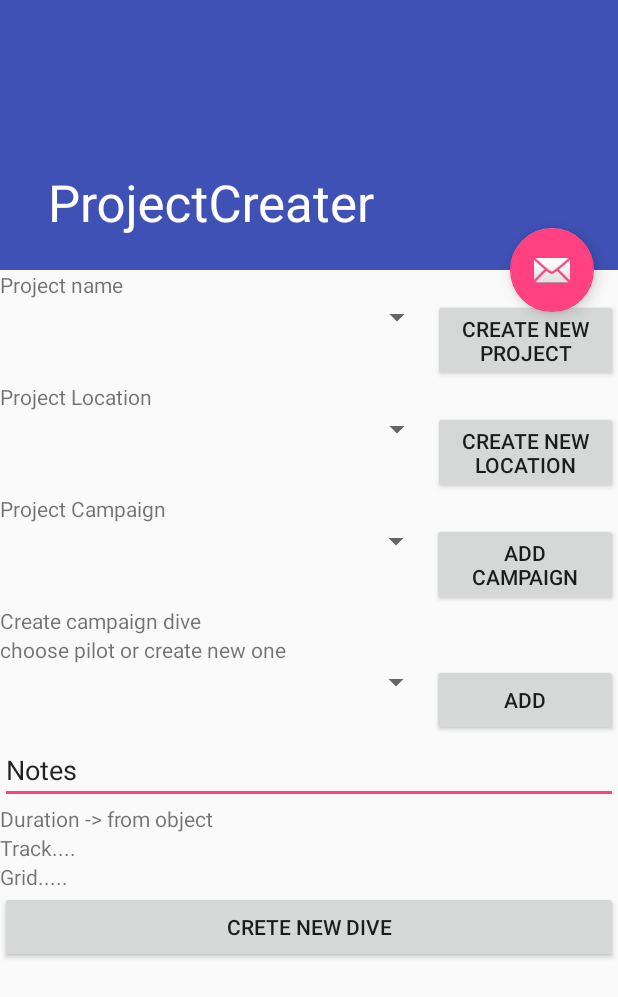
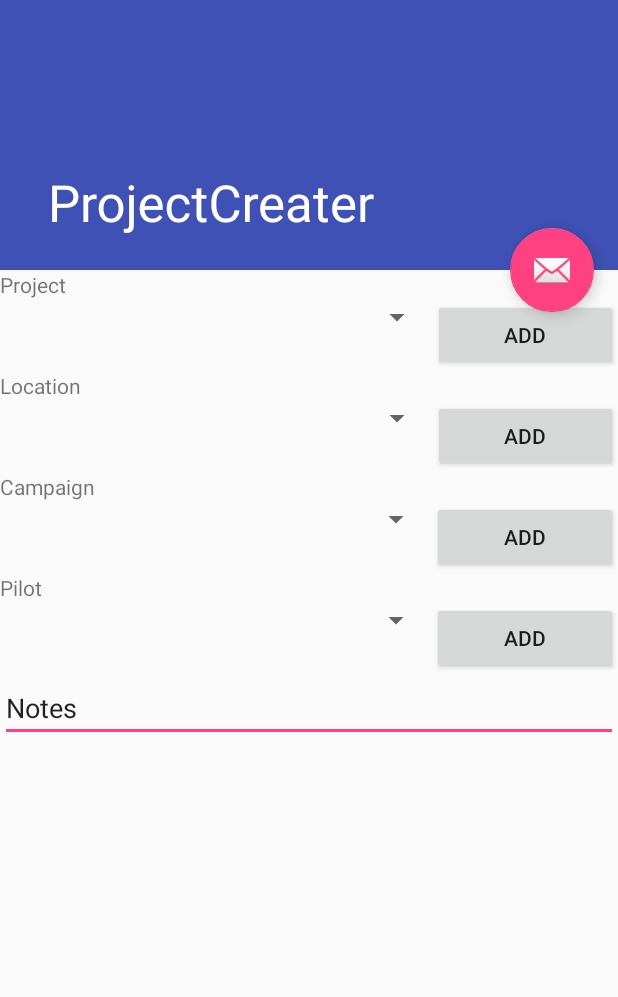
Before and after one commit to loudedtwist/RovTracker, an Android app: the ProjectCreater screen opened directly, with no data from a screen before it, on a phone screen of 412 x 824 dp. Shown: the top 997 px of the screen. Run offline under Robolectric (Android 15) with nearby library versions, the phone set to English and light mode, and no system bars.

Commit message:
remove buttons and extract string resources

```diff
--- a/app/src/main/res/layout/content_project_creater.xml
+++ b/app/src/main/res/layout/content_project_creater.xml
@@ -18,7 +18,7 @@
             android:layout_width="match_parent"
             android:layout_height="wrap_content"
             android:layout_weight="1"
-            android:text="Project name" />
+            android:text="@string/lbl_project_name" />
 
 
 
@@ -37,7 +37,7 @@
                 android:layout_width="match_parent"
                 android:layout_height="wrap_content"
                 android:layout_weight="0.7"
-                android:text="Create new Project"
+                android:text="@string/btn_add"
                 android:visibility="visible" />
         </LinearLayout>
 
@@ -46,7 +46,7 @@
             android:layout_width="match_parent"
             android:layout_height="wrap_content"
             android:layout_weight="1"
-            android:text="Project Location" />
+            android:text="@string/lbl_project_location" />
 
 
         <LinearLayout
@@ -65,7 +65,7 @@
                 android:layout_width="match_parent"
                 android:layout_height="wrap_content"
                 android:layout_weight="0.7"
-                android:text="Create new Location" />
+                android:text="@string/btn_add" />
 
         </LinearLayout>
 
@@ -74,7 +74,7 @@
             android:layout_width="match_parent"
             android:layout_height="wrap_content"
             android:layout_weight="1"
-            android:text="Project Campaign" />
+            android:text="@string/lbl_project_campaign" />
 
         <LinearLayout
             android:layout_width="match_parent"
@@ -92,23 +92,16 @@
                 android:layout_width="0dp"
                 android:layout_height="wrap_content"
                 android:layout_weight="0.3"
-                android:text="Add Campaign" />
+                android:text="@string/btn_add" />
 
         </LinearLayout>
-
-        <TextView
-            android:id="@+id/projectDiveLabel"
-            android:layout_width="match_parent"
-            android:layout_height="wrap_content"
-            android:layout_weight="1"
-            android:text="Create campaign dive " />
 
         <TextView
             android:id="@+id/hintCreatePilotLabel"
             android:layout_width="match_parent"
             android:layout_height="wrap_content"
             android:layout_weight="1"
-            android:text="choose pilot or create new one" />
+            android:text="@string/lbl_project_pilot" />
 
         <LinearLayout
             android:layout_width="match_parent"
@@ -125,7 +118,7 @@
                 android:layout_width="0dp"
                 android:layout_height="wrap_content"
                 android:layout_weight="0.3"
-                android:text="Add" />
+                android:text="@string/btn_add" />
         </LinearLayout>
 
 
@@ -136,34 +129,8 @@
             android:layout_weight="1"
             android:ems="10"
             android:inputType="textMultiLine"
-            android:text="Notes" />
+            android:text="@string/lbl_project_notes" />
 
-        <TextView
-            android:id="@+id/TODO1"
-            android:layout_width="match_parent"
-            android:layout_height="wrap_content"
-            android:layout_weight="1"
-            android:text="Duration -> from object" />
-
-        <TextView
-            android:id="@+id/TODO2"
-            android:layout_width="match_parent"
-            android:layout_height="wrap_content"
-            android:layout_weight="1"
-            android:text="Track...." />
-
-        <TextView
-            android:id="@+id/TODO3"
-            android:layout_width="match_parent"
-            android:layout_height="wrap_content"
-            android:layout_weight="1"
-            android:text="Grid....." />
-
-        <Button
-            android:id="@+id/CreateDive"
-            android:layout_width="match_parent"
-            android:layout_height="wrap_content"
-            android:text="Crete new dive" />
     </LinearLayout>
 
 </android.support.v4.widget.NestedScrollView>
--- a/app/src/main/res/values/strings.xml
+++ b/app/src/main/res/values/strings.xml
@@ -96,4 +96,10 @@
         "For example, position the FAB to one side of stream of a cards so the FAB won’t interfere "
         "when a user tries to pick up one of cards.\n\n"
     </string>
+    <string name="lbl_project_campaign">Campaign</string>
+    <string name="lbl_project_name">Project</string>
+    <string name="btn_add">Add</string>
+    <string name="lbl_project_location">Location</string>
+    <string name="lbl_project_pilot">Pilot</string>
+    <string name="lbl_project_notes">Notes</string>
 </resources>
```
